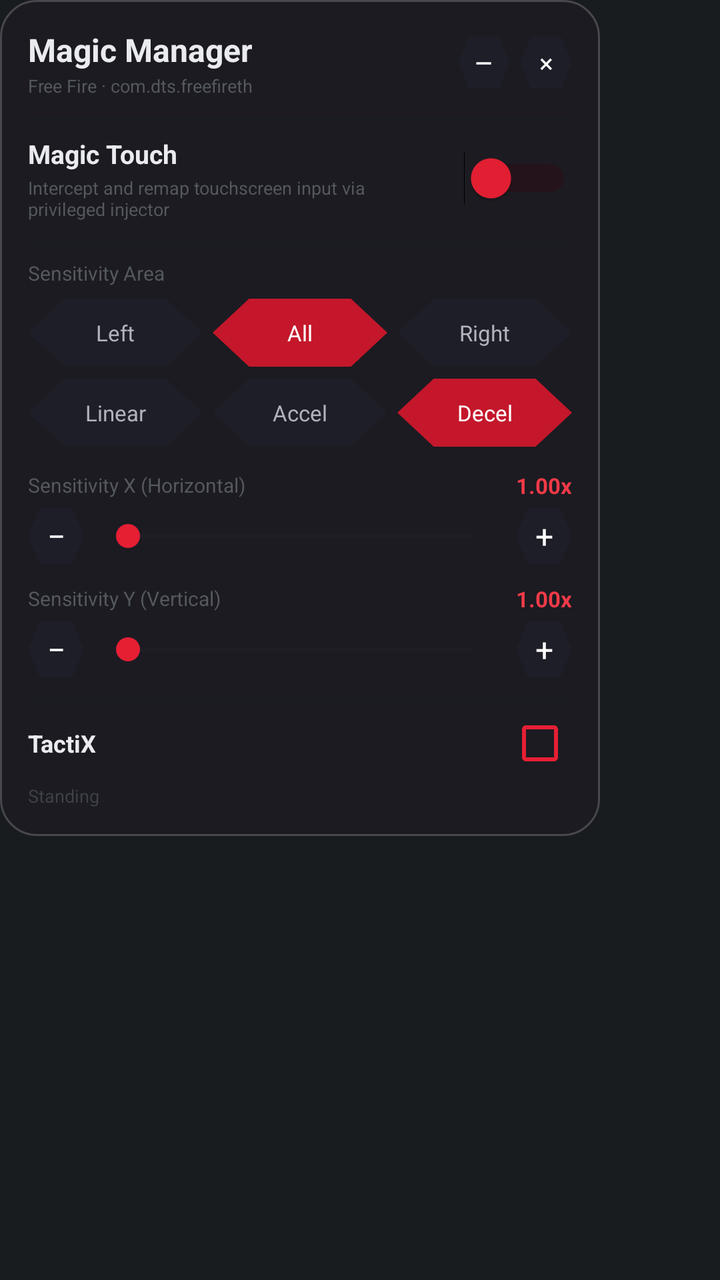
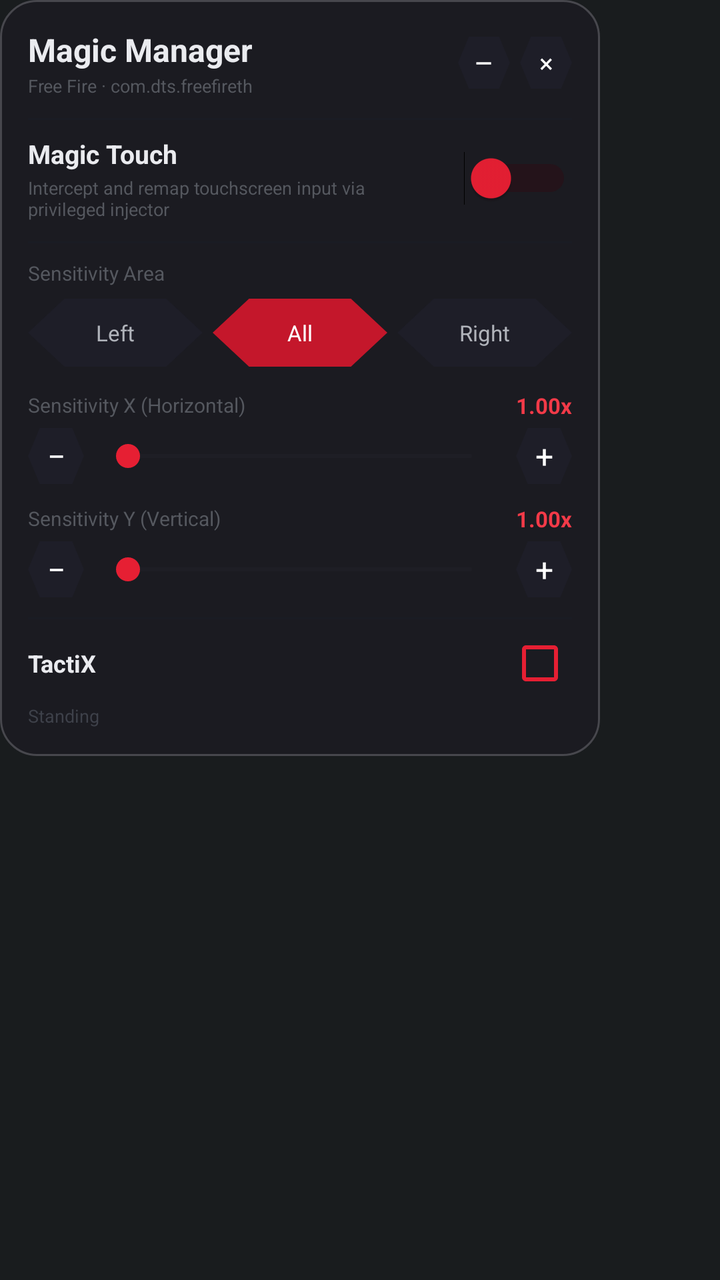

An Android layout rendered at two revisions. The XML below is the earlier revision; the diff shows what the commit changed to produce the second picture.
<!-- AndroidManifest.xml: application theme android:Theme.DeviceDefault.NoActionBar -->
<!-- res/layout/overlay_panel.xml -->
<?xml version="1.0" encoding="utf-8"?>
<FrameLayout xmlns:android="http://schemas.android.com/apk/res/android"
    android:id="@+id/overlay_root"
    android:layout_width="wrap_content"
    android:layout_height="wrap_content"
    android:background="@android:color/transparent">

    
    <ImageView
        android:id="@+id/bubble"
        android:layout_width="30dp"
        android:layout_height="30dp"
        android:layout_gravity="center"
        android:src="@drawable/ic_rizxbyte"
        android:scaleType="fitCenter"
        android:background="@android:color/transparent"
        android:visibility="gone"
        android:elevation="8dp" />

    
    <LinearLayout
        android:id="@+id/panel"
        android:layout_width="300dp"
        android:layout_height="wrap_content"
        android:orientation="vertical"
        android:background="@drawable/bg_panel"
        android:padding="14dp"
        android:elevation="12dp">

        
        <LinearLayout
            android:layout_width="match_parent"
            android:layout_height="wrap_content"
            android:orientation="horizontal"
            android:gravity="center_vertical">

            
            <LinearLayout
                android:layout_width="0dp"
                android:layout_height="wrap_content"
                android:layout_weight="1"
                android:orientation="vertical">

                <TextView
                    android:layout_width="wrap_content"
                    android:layout_height="wrap_content"
                    android:text="Magic Manager"
                    android:textColor="#EAEBEF"
                    android:textSize="16sp"
                    android:textStyle="bold" />

                <TextView
                    android:layout_width="wrap_content"
                    android:layout_height="wrap_content"
                    android:text="Free Fire · com.dts.freefireth"
                    android:textColor="#55585F"
                    android:textSize="9sp"
                    android:layout_marginTop="1dp" />
            </LinearLayout>

            
            <TextView
                android:id="@+id/btn_hide"
                android:layout_width="26dp"
                android:layout_height="26dp"
                android:gravity="center"
                android:text="–"
                android:textColor="#FFFFFF"
                android:textSize="15sp"
                android:background="@drawable/bg_hexagon_dark" />

            
            <TextView
                android:id="@+id/btn_close"
                android:layout_width="26dp"
                android:layout_height="26dp"
                android:layout_marginStart="5dp"
                android:gravity="center"
                android:text="×"
                android:textColor="#FFFFFF"
                android:textSize="13sp"
                android:background="@drawable/bg_hexagon_dark" />
        </LinearLayout>

        
        <View
            android:layout_width="match_parent"
            android:layout_height="1dp"
            android:layout_marginTop="10dp"
            android:layout_marginBottom="8dp"
            android:background="#1A1C24" />

        
        <LinearLayout
            android:layout_width="match_parent"
            android:layout_height="wrap_content"
            android:orientation="horizontal"
            android:gravity="center_vertical">

            
            <LinearLayout
                android:layout_width="0dp"
                android:layout_height="wrap_content"
                android:layout_weight="1"
                android:orientation="vertical">

                <TextView
                    android:layout_width="wrap_content"
                    android:layout_height="wrap_content"
                    android:text="Magic Touch"
                    android:textColor="#EAEBEF"
                    android:textSize="13sp"
                    android:textStyle="bold" />

                <TextView
                    android:layout_width="wrap_content"
                    android:layout_height="wrap_content"
                    android:text="Intercept and remap touchscreen input via privileged injector"
                    android:textColor="#55585F"
                    android:textSize="9sp"
                    android:layout_marginTop="2dp" />
            </LinearLayout>

            
            <Switch
                android:id="@+id/switch_magic_touch"
                android:layout_width="wrap_content"
                android:layout_height="wrap_content"
                android:layout_marginStart="10dp"
                android:thumbTint="#E61F33"
                android:trackTint="#38000A"
                android:checked="false" />
        </LinearLayout>

        
        <View
            android:layout_width="match_parent"
            android:layout_height="1dp"
            android:layout_marginTop="10dp"
            android:layout_marginBottom="8dp"
            android:background="#1A1C24" />

        
        <TextView
            android:layout_width="wrap_content"
            android:layout_height="wrap_content"
            android:text="Sensitivity Area"
            android:textColor="#55585F"
            android:textSize="10sp"
            android:layout_marginBottom="6dp" />

        <LinearLayout
            android:layout_width="match_parent"
            android:layout_height="wrap_content"
            android:orientation="horizontal">

            <TextView
                android:id="@+id/area_left"
                android:layout_width="0dp"
                android:layout_height="34dp"
                android:layout_weight="1"
                android:gravity="center"
                android:text="Left"
                android:textColor="#B0B3BA"
                android:textSize="11sp"
                android:background="@drawable/bg_hexagon_dark" />

            <TextView
                android:id="@+id/area_all"
                android:layout_width="0dp"
                android:layout_height="34dp"
                android:layout_weight="1"
                android:layout_marginStart="5dp"
                android:layout_marginEnd="5dp"
                android:gravity="center"
                android:text="All"
                android:textColor="#FFFFFF"
                android:textSize="11sp"
                android:background="@drawable/bg_hexagon_red" />

            <TextView
                android:id="@+id/area_right"
                android:layout_width="0dp"
                android:layout_height="34dp"
                android:layout_weight="1"
                android:gravity="center"
                android:text="Right"
                android:textColor="#B0B3BA"
                android:textSize="11sp"
                android:background="@drawable/bg_hexagon_dark" />
        </LinearLayout>

        
        <LinearLayout
            android:layout_width="match_parent"
            android:layout_height="wrap_content"
            android:orientation="horizontal"
            android:layout_marginTop="6dp">

            <TextView
                android:id="@+id/curve_linear"
                android:layout_width="0dp"
                android:layout_height="34dp"
                android:layout_weight="1"
                android:gravity="center"
                android:text="Linear"
                android:textColor="#B0B3BA"
                android:textSize="11sp"
                android:background="@drawable/bg_hexagon_dark" />

            <TextView
                android:id="@+id/curve_accel"
                android:layout_width="0dp"
                android:layout_height="34dp"
                android:layout_weight="1"
                android:layout_marginStart="5dp"
                android:layout_marginEnd="5dp"
                android:gravity="center"
                android:text="Accel"
                android:textColor="#B0B3BA"
                android:textSize="11sp"
                android:background="@drawable/bg_hexagon_dark" />

            <TextView
                android:id="@+id/curve_decel"
                android:layout_width="0dp"
                android:layout_height="34dp"
                android:layout_weight="1"
                android:gravity="center"
                android:text="Decel"
                android:textColor="#FFFFFF"
                android:textSize="11sp"
                android:background="@drawable/bg_hexagon_red" />
        </LinearLayout>

        
        <LinearLayout
            android:layout_width="match_parent"
            android:layout_height="wrap_content"
            android:orientation="horizontal"
            android:layout_marginTop="12dp"
            android:gravity="center_vertical">

            <TextView
                android:layout_width="0dp"
                android:layout_height="wrap_content"
                android:layout_weight="1"
                android:text="Sensitivity X (Horizontal)"
                android:textColor="#55585F"
                android:textSize="10sp" />

            <TextView
                android:id="@+id/val_sens_x"
                android:layout_width="wrap_content"
                android:layout_height="wrap_content"
                android:text="1.00x"
                android:textColor="#F23A48"
                android:textSize="11sp"
                android:textStyle="bold" />
        </LinearLayout>

        <LinearLayout
            android:layout_width="match_parent"
            android:layout_height="wrap_content"
            android:orientation="horizontal"
            android:gravity="center_vertical"
            android:layout_marginTop="4dp">

            <TextView
                android:id="@+id/btn_sens_x_minus"
                android:layout_width="28dp"
                android:layout_height="28dp"
                android:gravity="center"
                android:text="−"
                android:textColor="#FFFFFF"
                android:textSize="16sp"
                android:background="@drawable/bg_hexagon_dark" />

            <SeekBar
                android:id="@+id/seek_sens_x"
                android:layout_width="0dp"
                android:layout_height="wrap_content"
                android:layout_weight="1"
                android:layout_marginStart="6dp"
                android:layout_marginEnd="6dp"
                android:max="900"
                android:progress="0"
                android:progressTint="#E61F33"
                android:thumbTint="#E61F33"
                android:progressBackgroundTint="#252530" />

            <TextView
                android:id="@+id/btn_sens_x_plus"
                android:layout_width="28dp"
                android:layout_height="28dp"
                android:gravity="center"
                android:text="+"
                android:textColor="#FFFFFF"
                android:textSize="16sp"
                android:background="@drawable/bg_hexagon_dark" />
        </LinearLayout>

        
        <LinearLayout
            android:layout_width="match_parent"
            android:layout_height="wrap_content"
            android:orientation="horizontal"
            android:layout_marginTop="10dp"
            android:gravity="center_vertical">

            <TextView
                android:layout_width="0dp"
                android:layout_height="wrap_content"
                android:layout_weight="1"
                android:text="Sensitivity Y (Vertical)"
                android:textColor="#55585F"
                android:textSize="10sp" />

            <TextView
                android:id="@+id/val_sens_y"
                android:layout_width="wrap_content"
                android:layout_height="wrap_content"
                android:text="1.00x"
                android:textColor="#F23A48"
                android:textSize="11sp"
                android:textStyle="bold" />
        </LinearLayout>

        <LinearLayout
            android:layout_width="match_parent"
            android:layout_height="wrap_content"
            android:orientation="horizontal"
            android:gravity="center_vertical"
            android:layout_marginTop="4dp">

            <TextView
                android:id="@+id/btn_sens_y_minus"
                android:layout_width="28dp"
                android:layout_height="28dp"
                android:gravity="center"
                android:text="−"
                android:textColor="#FFFFFF"
                android:textSize="16sp"
                android:background="@drawable/bg_hexagon_dark" />

            <SeekBar
                android:id="@+id/seek_sens_y"
                android:layout_width="0dp"
                android:layout_height="wrap_content"
                android:layout_weight="1"
                android:layout_marginStart="6dp"
                android:layout_marginEnd="6dp"
                android:max="900"
                android:progress="0"
                android:progressTint="#E61F33"
                android:thumbTint="#E61F33"
                android:progressBackgroundTint="#252530" />

            <TextView
                android:id="@+id/btn_sens_y_plus"
                android:layout_width="28dp"
                android:layout_height="28dp"
                android:gravity="center"
                android:text="+"
                android:textColor="#FFFFFF"
                android:textSize="16sp"
                android:background="@drawable/bg_hexagon_dark" />
        </LinearLayout>

        
        <View
            android:layout_width="match_parent"
            android:layout_height="1dp"
            android:layout_marginTop="10dp"
            android:layout_marginBottom="6dp"
            android:background="#1A1C24" />

        
        <LinearLayout
            android:layout_width="match_parent"
            android:layout_height="wrap_content"
            android:orientation="horizontal"
            android:gravity="center_vertical">

            <TextView
                android:layout_width="0dp"
                android:layout_height="wrap_content"
                android:layout_weight="1"
                android:text="TactiX"
                android:textColor="#EAEBEF"
                android:textSize="12sp"
                android:textStyle="bold" />

            
            <CheckBox
                android:id="@+id/check_tactix"
                android:layout_width="wrap_content"
                android:layout_height="wrap_content"
                android:buttonTint="#E61F33"
                android:minWidth="0dp"
                android:minHeight="0dp" />
        </LinearLayout>

        <TextView
            android:id="@+id/status_text"
            android:layout_width="match_parent"
            android:layout_height="wrap_content"
            android:layout_marginTop="4dp"
            android:text="Standing"
            android:textColor="#3E414A"
            android:textSize="9sp"
            android:maxLines="1"
            android:ellipsize="end" />

    </LinearLayout>
</FrameLayout>
<!-- resources referenced by this layout -->
<resources>
  <!-- drawable bg_hexagon_dark (drawable) -->
  <?xml version="1.0" encoding="utf-8"?>
  <vector xmlns:android="http://schemas.android.com/apk/res/android"
      android:width="48dp"
      android:height="36dp"
      android:viewportWidth="48"
      android:viewportHeight="36">
      <path
          android:fillColor="#1E1E28"
          android:pathData="M10,0 L38,0 L48,18 L38,36 L10,36 L0,18 Z" />
  </vector>
  <!-- drawable bg_hexagon_red (drawable) -->
  <?xml version="1.0" encoding="utf-8"?>
  <vector xmlns:android="http://schemas.android.com/apk/res/android"
      android:width="48dp"
      android:height="36dp"
      android:viewportWidth="48"
      android:viewportHeight="36">
      <path
          android:fillColor="#C4172B"
          android:pathData="M10,0 L38,0 L48,18 L38,36 L10,36 L0,18 Z" />
  </vector>
  <!-- drawable bg_panel (drawable) -->
  <?xml version="1.0" encoding="utf-8"?>
  <shape xmlns:android="http://schemas.android.com/apk/res/android"
      android:shape="rectangle">
      <solid android:color="#F21C1C21" />
      <corners android:radius="18dp" />
      <stroke
          android:width="1dp"
          android:color="#47474D" />
  </shape>
  <!-- drawable ic_rizxbyte: png bitmap (drawable, 6448 bytes) -->
</resources>

<!-- the commit's change to res/layout/overlay_panel.xml (unified diff, before → after) -->
@@ -195,49 +195,6 @@
             android:layout_width="match_parent"
             android:layout_height="wrap_content"
             android:orientation="horizontal"
-            android:layout_marginTop="6dp">
-
-            <TextView
-                android:id="@+id/curve_linear"
-                android:layout_width="0dp"
-                android:layout_height="34dp"
-                android:layout_weight="1"
-                android:gravity="center"
-                android:text="Linear"
-                android:textColor="#B0B3BA"
-                android:textSize="11sp"
-                android:background="@drawable/bg_hexagon_dark" />
-
-            <TextView
-                android:id="@+id/curve_accel"
-                android:layout_width="0dp"
-                android:layout_height="34dp"
-                android:layout_weight="1"
-                android:layout_marginStart="5dp"
-                android:layout_marginEnd="5dp"
-                android:gravity="center"
-                android:text="Accel"
-                android:textColor="#B0B3BA"
-                android:textSize="11sp"
-                android:background="@drawable/bg_hexagon_dark" />
-
-            <TextView
-                android:id="@+id/curve_decel"
-                android:layout_width="0dp"
-                android:layout_height="34dp"
-                android:layout_weight="1"
-                android:gravity="center"
-                android:text="Decel"
-                android:textColor="#FFFFFF"
-                android:textSize="11sp"
-                android:background="@drawable/bg_hexagon_red" />
-        </LinearLayout>
-
-        
-        <LinearLayout
-            android:layout_width="match_parent"
-            android:layout_height="wrap_content"
-            android:orientation="horizontal"
             android:layout_marginTop="12dp"
             android:gravity="center_vertical">
 
@@ -391,7 +348,6 @@
                 android:textSize="12sp"
                 android:textStyle="bold" />
 
-            
             <CheckBox
                 android:id="@+id/check_tactix"
                 android:layout_width="wrap_content"
